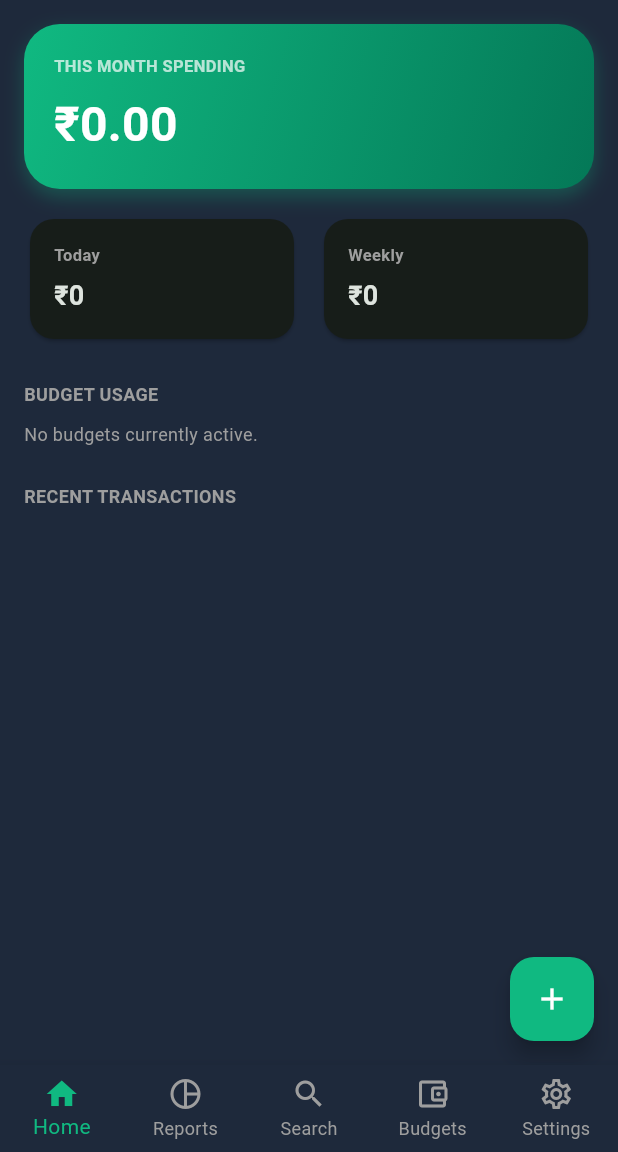
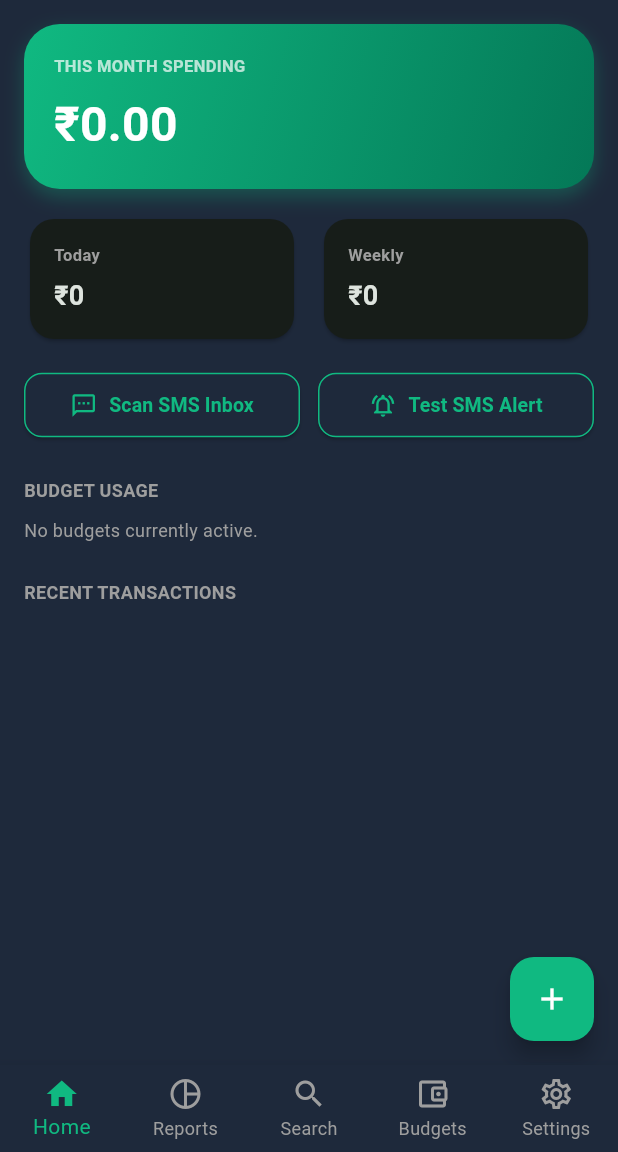
Before and after one commit to Utsavvkr/project0, a Flutter app: the screen it shows after launch, on a phone screen of 412 x 824 dp, the part 84-1236 px from its top. Run offline on Flutter 3.47's test engine with Material 3 defaults, Android fonts, the light colour scheme and no system bars; our stand-ins replace fl_chart, flutter_local_notifications, shared_preferences, sqflite; missing offline and left inert: telephony; accounts and stored records are empty; Roboto replaces fonts that are missing (Outfit).

Commit message:
Add Scan SMS Inbox and Test SMS Alert buttons to Dashboard and improve amount regex

```diff
--- a/flutter_app/lib/screens/dashboard_screen.dart
+++ b/flutter_app/lib/screens/dashboard_screen.dart
@@ -3,6 +3,7 @@ import 'package:intl/intl.dart';
 import '../models.dart';
 import '../services/db_helper.dart';
 import 'expense_entry_screen.dart';
+import '../services/sms_service.dart';
 
 class DashboardScreen extends StatefulWidget {
   const DashboardScreen({super.key});
@@ -23,6 +24,39 @@ class _DashboardScreenState extends State<DashboardScreen> {
   void initState() {
     super.initState();
     _loadDashboardData();
+  }
+
+  Future<void> _runSMSInboxScan() async {
+    ScaffoldMessenger.of(context).showSnackBar(
+      const SnackBar(content: Text('Scanning SMS Inbox for transactions...')),
+    );
+    final count = await SMSService.instance.scanInboxSMS();
+    await _loadDashboardData();
+    if (mounted) {
+      showDialog(
+        context: context,
+        builder: (_) => AlertDialog(
+          title: const Text('SMS Scan Complete'),
+          content: Text('Found and imported $count bank/UPI transactions from your SMS inbox!'),
+          actions: [
+            TextButton(
+              onPressed: () => Navigator.pop(context),
+              child: const Text('OK', style: TextStyle(color: AppColors.emerald)),
+            ),
+          ],
+        ),
+      );
+    }
+  }
+
+  Future<void> _testPopupNotification() async {
+    await SMSService.instance.simulateTestSMS();
+    await _loadDashboardData();
+    if (mounted) {
+      ScaffoldMessenger.of(context).showSnackBar(
+        const SnackBar(content: Text('Sent Test SMS Alert! Check top notification banner.')),
+      );
+    }
   }
 
   Future<void> _loadDashboardData() async {
@@ -137,6 +171,46 @@ class _DashboardScreenState extends State<DashboardScreen> {
                         const SizedBox(width: 12),
                         Expanded(
                           child: _buildMetricCard('Weekly', '₹${_weekTotal.toStringAsFixed(0)}'),
+                        ),
+                      ],
+                    ),
+                    const SizedBox(height: 16),
+
+                    // Quick Action Scan & Test Buttons
+                    Row(
+                      children: [
+                        Expanded(
+                          child: ElevatedButton.icon(
+                            style: ElevatedButton.styleFrom(
+                              backgroundColor: const Color(0xFF1E293B),
+                              foregroundColor: const Color(0xFF10B981),
+                              padding: const EdgeInsets.symmetric(vertical: 12),
+                              shape: RoundedRectangleBorder(
+                                borderRadius: BorderRadius.circular(12),
+                                side: const BorderSide(color: Color(0xFF10B981), width: 1),
+                              ),
+                            ),
+                            icon: const Icon(Icons.sms_outlined, size: 18),
+                            label: const Text('Scan SMS Inbox', style: TextStyle(fontWeight: FontWeight.bold, fontSize: 13)),
+                            onPressed: _runSMSInboxScan,
+                          ),
+                        ),
+                        const SizedBox(width: 12),
+                        Expanded(
+                          child: ElevatedButton.icon(
+                            style: ElevatedButton.styleFrom(
+                              backgroundColor: const Color(0xFF1E293B),
+                              foregroundColor: const Color(0xFF10B981),
+                              padding: const EdgeInsets.symmetric(vertical: 12),
+                              shape: RoundedRectangleBorder(
+                                borderRadius: BorderRadius.circular(12),
+                                side: const BorderSide(color: Color(0xFF10B981), width: 1),
+                              ),
+                            ),
+                            icon: const Icon(Icons.notifications_active_outlined, size: 18),
+                            label: const Text('Test SMS Alert', style: TextStyle(fontWeight: FontWeight.bold, fontSize: 13)),
+                            onPressed: _testPopupNotification,
+                          ),
                         ),
                       ],
                     ),
```
Also changed, not shown: flutter_app/lib/services/sms_service.dart (+54 -1 lines).
